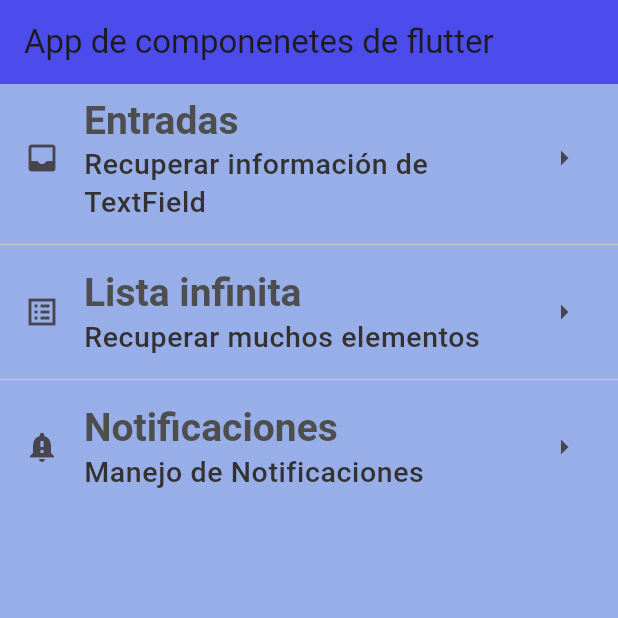
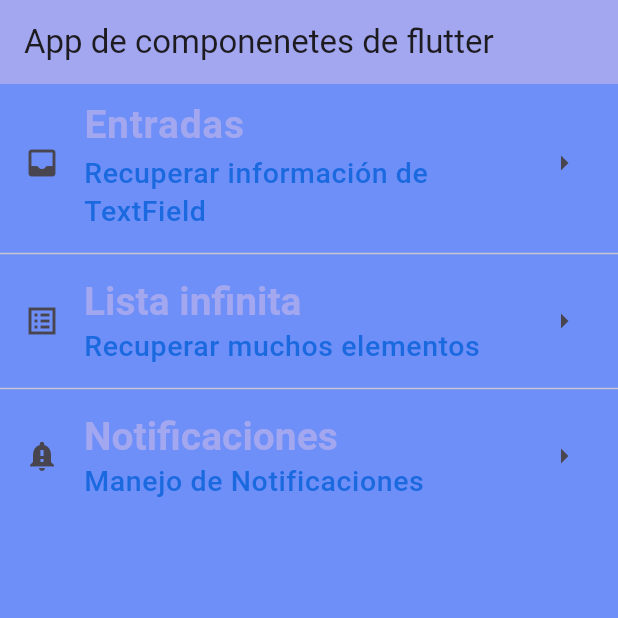
Before and after one commit to SergioGalind/componetes_flutter, a Flutter app: the screen it shows after launch, on a phone screen of 412 x 824 dp, the top half of it. Run offline on Flutter 3.47's test engine with Material 3 defaults, Android fonts, the phone set to English and light mode, and no system bars; our stand-ins replace google_fonts; Roboto replaces fonts that are missing (Acme).

Commit message:
Refactorizing and creation of Apptheme Class

```diff
--- a/lib/main_app.dart
+++ b/lib/main_app.dart
@@ -1,5 +1,6 @@
 import 'package:flutter/material.dart';
-import 'package:practica3/home_screen.dart';
+import 'package:practica3/screens/home_screen.dart';
+import 'package:practica3/theme/app_theme.dart';
 
 class MainApp extends StatelessWidget {
   const MainApp({super.key});
@@ -9,23 +10,7 @@
     return  MaterialApp(
       debugShowCheckedModeBanner: false,
       home: const HomeScreen(),
-      theme: ThemeData(
-        scaffoldBackgroundColor:const Color.fromARGB(233, 141, 166, 230),
-        appBarTheme: const AppBarTheme (color: Color.fromARGB(233, 69, 66, 235)),
-        textTheme: const TextTheme(
-          headlineLarge: TextStyle(
-            fontFamily: 'sans-serif',
-            fontSize: 26.0,
-            fontWeight: FontWeight.bold,
-            color: Color.fromARGB(255,  78, 78, 78),
-          ),
-          bodySmall: TextStyle(
-            fontSize: 19.0,
-            fontWeight: FontWeight.w500,
-            color: Color.fromARGB(255, 51, 49, 49),
-          ),
-        )
-      ),
+      theme: AppTheme.ligthTheme,
     );
   }
 }
--- a/lib/home_screen.dart
+++ b/lib/screens/home_screen.dart
@@ -1,4 +1,5 @@
 import 'package:flutter/material.dart';
+import 'package:practica3/theme/app_theme.dart';
 
 class HomeScreen extends StatelessWidget {
   const HomeScreen({super.key});
@@ -13,11 +14,15 @@
         children:  <Widget> [
           ListTile(
             title: Text('Entradas',
-            style: Theme.of(context).textTheme.headlineLarge,
+            //style: Theme.of(context).textTheme.headlineLarge,
+            style: AppTheme.ligthTheme.textTheme.headlineLarge,
               ),
 
             subtitle: Text('Recuperar información de TextField',
-            style: Theme.of(context).textTheme.bodySmall),
+            style: Theme.of(context).textTheme.bodySmall
+
+            ),
+
             leading:const Icon(Icons.inbox_rounded),
             trailing:const Icon(Icons.arrow_right_outlined),
           ),
--- /dev/null
+++ b/lib/theme/app_theme.dart
@@ -0,0 +1,29 @@
+import 'package:flutter/material.dart';
+import 'package:google_fonts/google_fonts.dart';
+
+class AppTheme {
+  //Constante de color primario
+  static const primaryColor = Color.fromARGB(255, 162, 167, 240);
+  //Constante de color secundario
+  static const backColor = Color.fromARGB(255, 110, 142, 248);
+  //Constante de color secundario
+  static const secondaryColor = Color.fromARGB(255, 26, 105, 223);
+
+
+  static final ThemeData ligthTheme = ThemeData.light().copyWith(
+      scaffoldBackgroundColor:backColor,
+      appBarTheme: const AppBarTheme(color:primaryColor),
+      textTheme:  TextTheme(
+        headlineLarge: GoogleFonts.acme(
+          fontSize: 26.0,
+          fontWeight: FontWeight.bold,
+          color: primaryColor,
+        ),
+        // fuente para textos peques
+        bodySmall: GoogleFonts.montserratAlternates(
+          fontSize: 19.0,
+          fontWeight: FontWeight.w500,
+          color: secondaryColor,
+        ),
+      ));
+}
--- a/pubspec.yaml
+++ b/pubspec.yaml
@@ -9,6 +9,7 @@
 dependencies:
   flutter:
     sdk: flutter
+  google_fonts:
 
 dev_dependencies:
   flutter_test:
```
Also changed, not shown: pubspec.lock.
